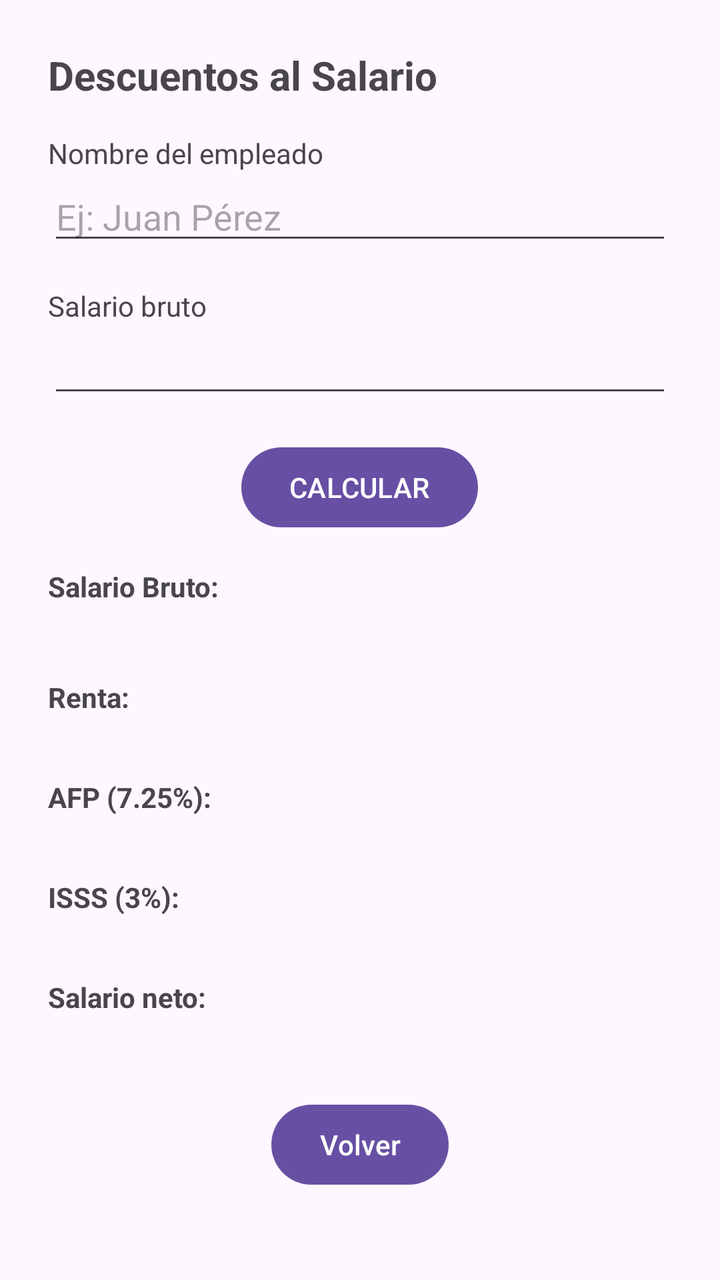
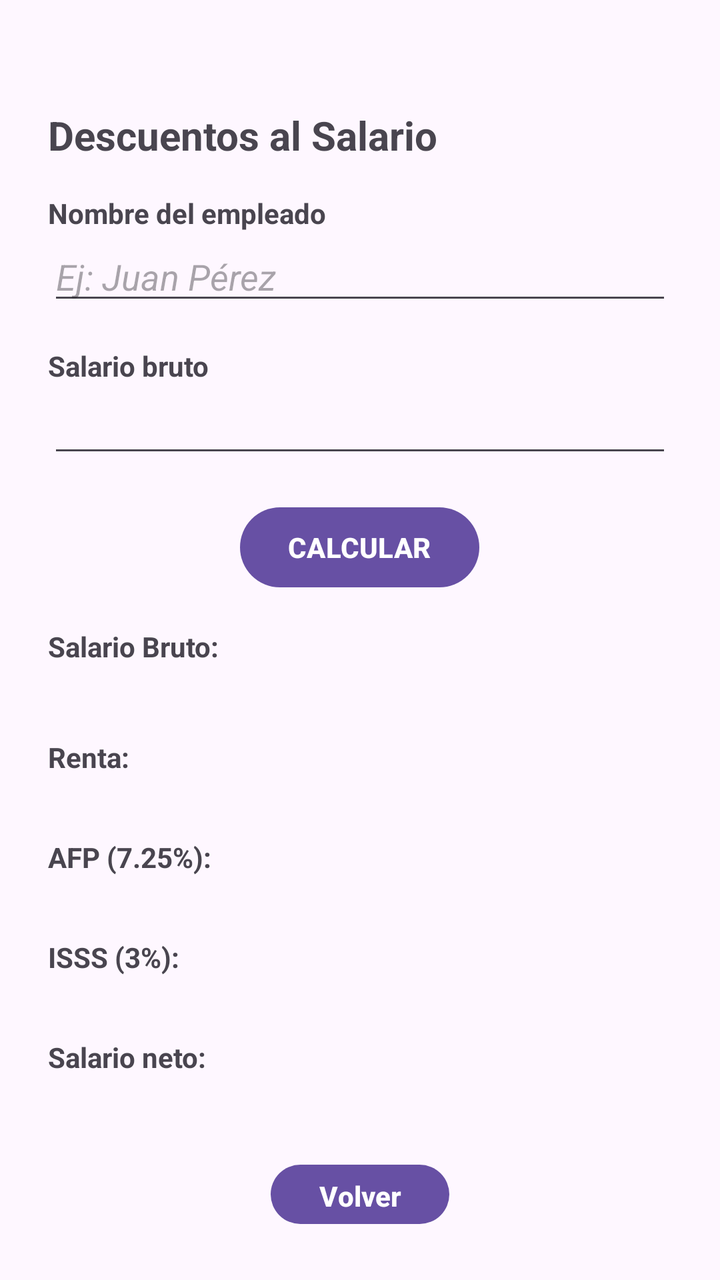

An Android layout rendered at two revisions. The XML below is the earlier revision; the diff shows what the commit changed to produce the second picture.
<!-- AndroidManifest.xml: application theme Theme.Desafio1 -->
<!-- res/layout/activity_salario.xml -->
<?xml version="1.0" encoding="utf-8"?>
<LinearLayout xmlns:android="http://schemas.android.com/apk/res/android"
    xmlns:tools="http://schemas.android.com/tools"
    android:id="@+id/main"
    android:layout_width="match_parent"
    android:layout_height="match_parent"
    android:orientation="vertical"
    android:padding="@dimen/padding_pantalla"
    tools:context=".SalarioActivity">

    <TextView
        android:layout_width="wrap_content"
        android:layout_height="wrap_content"
        android:text="@string/titulo_salario"
        android:textSize="@dimen/texto_titulo"
        android:textStyle="bold"
        android:layout_marginBottom="@dimen/margen_grande" />

    <TextView
        android:layout_width="wrap_content"
        android:layout_height="wrap_content"
        android:text="@string/label_nombre_empleado" />

    <EditText
        android:id="@+id/nombreEmpleadoEditText"
        android:layout_width="match_parent"
        android:layout_height="wrap_content"
        android:hint="@string/hint_nombre_empleado"
        android:inputType="textPersonName"
        android:layout_marginBottom="@dimen/margen_grande" />

    <TextView
        android:layout_width="wrap_content"
        android:layout_height="wrap_content"
        android:text="@string/hint_salario" />

    <EditText
        android:id="@+id/salarioEditText"
        android:layout_width="match_parent"
        android:layout_height="wrap_content"
        android:inputType="numberDecimal"
        android:layout_marginBottom="@dimen/margen_grande" />

    <Button
        android:id="@+id/calcularSalarioBtn"
        android:layout_width="wrap_content"
        android:layout_height="wrap_content"
        android:layout_gravity="center_horizontal"
        android:text="@string/btn_calcular_salario"
        android:layout_marginBottom="@dimen/margen_grande" />

    <TextView
        android:layout_width="wrap_content"
        android:layout_height="wrap_content"
        android:text="@string/label_salario_bruto"
        android:textStyle="bold" />

    <TextView
        android:id="@+id/salarioBrutoTextView"
        android:layout_width="wrap_content"
        android:layout_height="wrap_content"
        android:textSize="@dimen/texto_resultado"
        android:textColor="@color/salario_bruto_color"
        android:layout_marginBottom="@dimen/margen_mediano" />

    <TextView
        android:layout_width="wrap_content"
        android:layout_height="wrap_content"
        android:text="@string/label_renta"
        android:textStyle="bold" />

    <TextView
        android:id="@+id/rentaTextView"
        android:layout_width="wrap_content"
        android:layout_height="wrap_content"
        android:layout_marginBottom="@dimen/margen_mediano" />

    <TextView
        android:layout_width="wrap_content"
        android:layout_height="wrap_content"
        android:text="@string/label_afp"
        android:textStyle="bold" />

    <TextView
        android:id="@+id/afpTextView"
        android:layout_width="wrap_content"
        android:layout_height="wrap_content"
        android:layout_marginBottom="@dimen/margen_mediano" />

    <TextView
        android:layout_width="wrap_content"
        android:layout_height="wrap_content"
        android:text="@string/label_isss"
        android:textStyle="bold" />

    <TextView
        android:id="@+id/isssTextView"
        android:layout_width="wrap_content"
        android:layout_height="wrap_content"
        android:layout_marginBottom="@dimen/margen_mediano" />

    <TextView
        android:layout_width="wrap_content"
        android:layout_height="wrap_content"
        android:text="@string/label_salario_neto"
        android:textStyle="bold" />

    <TextView
        android:id="@+id/salarioNetoTextView"
        android:layout_width="wrap_content"
        android:layout_height="wrap_content"
        android:textSize="@dimen/texto_resultado"
        android:textColor="@color/salario_neto_color" />

    <Button
        android:id="@+id/volverBtn"
        android:layout_width="wrap_content"
        android:layout_height="wrap_content"
        android:layout_gravity="center_horizontal"
        android:layout_marginTop="@dimen/margen_grande"
        android:text="@string/btn_volver" />

</LinearLayout>
<!-- resources referenced by this layout -->
<resources>
  <color name="salario_bruto_color">#2E7D32</color>
  <color name="salario_neto_color">#C62828</color>
  <dimen name="margen_grande">16dp</dimen>
  <dimen name="margen_mediano">12dp</dimen>
  <dimen name="padding_pantalla">24dp</dimen>
  <dimen name="texto_resultado">18sp</dimen>
  <dimen name="texto_titulo">20sp</dimen>
  <string name="btn_calcular_salario">CALCULAR</string>
  <string name="btn_volver">Volver</string>
  <string name="hint_nombre_empleado">Ej: Juan Pérez</string>
  <string name="hint_salario">Salario bruto</string>
  <string name="label_afp">AFP (7.25%):</string>
  <string name="label_isss">ISSS (3%):</string>
  <string name="label_nombre_empleado">Nombre del empleado</string>
  <string name="label_renta">Renta:</string>
  <string name="label_salario_bruto">Salario Bruto:</string>
  <string name="label_salario_neto">Salario neto:</string>
  <string name="titulo_salario">Descuentos al Salario</string>
  <style name="Theme.Desafio1" parent="Base.Theme.Desafio1" />
  <style name="Base.Theme.Desafio1" parent="Theme.Material3.DayNight.NoActionBar">
          
          
      </style>
</resources>

<!-- the commit's change to res/layout/activity_salario.xml (unified diff, before → after) -->
@@ -9,6 +9,8 @@
     tools:context=".SalarioActivity">
 
     <TextView
+        android:layout_marginTop="30sp"
+
         android:layout_width="wrap_content"
         android:layout_height="wrap_content"
         android:text="@string/titulo_salario"
@@ -17,11 +19,13 @@
         android:layout_marginBottom="@dimen/margen_grande" />
 
     <TextView
+        android:textStyle="bold"
         android:layout_width="wrap_content"
         android:layout_height="wrap_content"
         android:text="@string/label_nombre_empleado" />
 
     <EditText
+        android:textStyle="italic"
         android:id="@+id/nombreEmpleadoEditText"
         android:layout_width="match_parent"
         android:layout_height="wrap_content"
@@ -29,7 +33,7 @@
         android:inputType="textPersonName"
         android:layout_marginBottom="@dimen/margen_grande" />
 
-    <TextView
+    <TextView    android:textStyle="bold"
         android:layout_width="wrap_content"
         android:layout_height="wrap_content"
         android:text="@string/hint_salario" />
@@ -42,6 +46,7 @@
         android:layout_marginBottom="@dimen/margen_grande" />
 
     <Button
+        android:textStyle="bold"
         android:id="@+id/calcularSalarioBtn"
         android:layout_width="wrap_content"
         android:layout_height="wrap_content"
@@ -113,6 +118,7 @@
         android:textColor="@color/salario_neto_color" />
 
     <Button
+        android:textStyle="bold"
         android:id="@+id/volverBtn"
         android:layout_width="wrap_content"
         android:layout_height="wrap_content"
